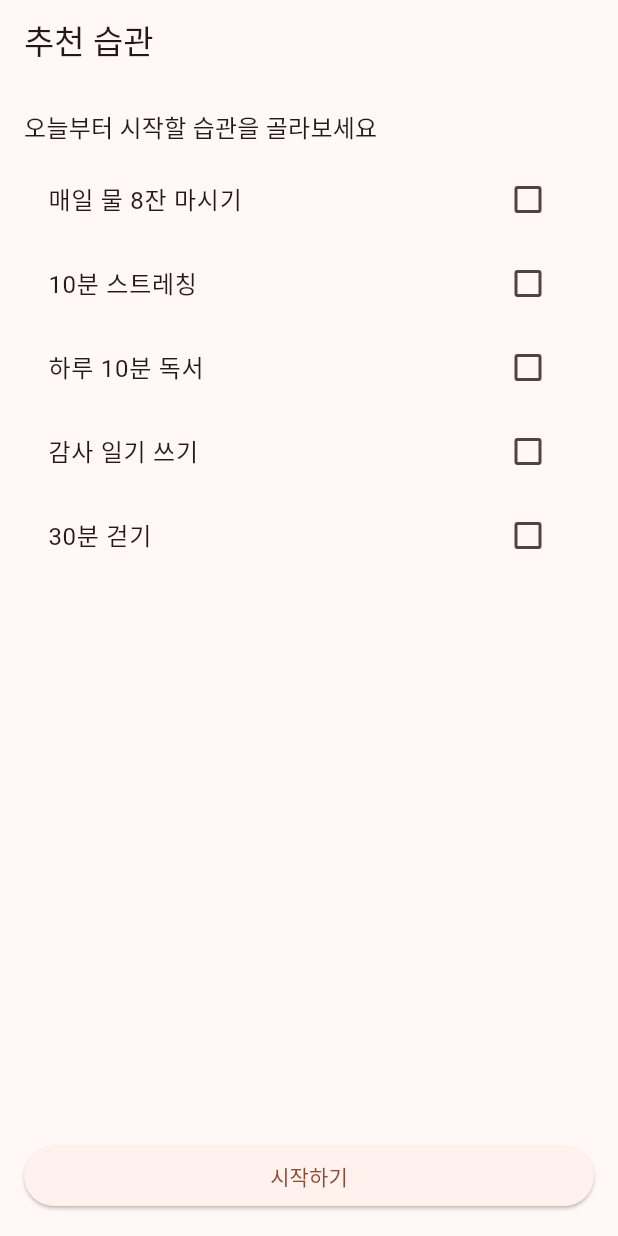
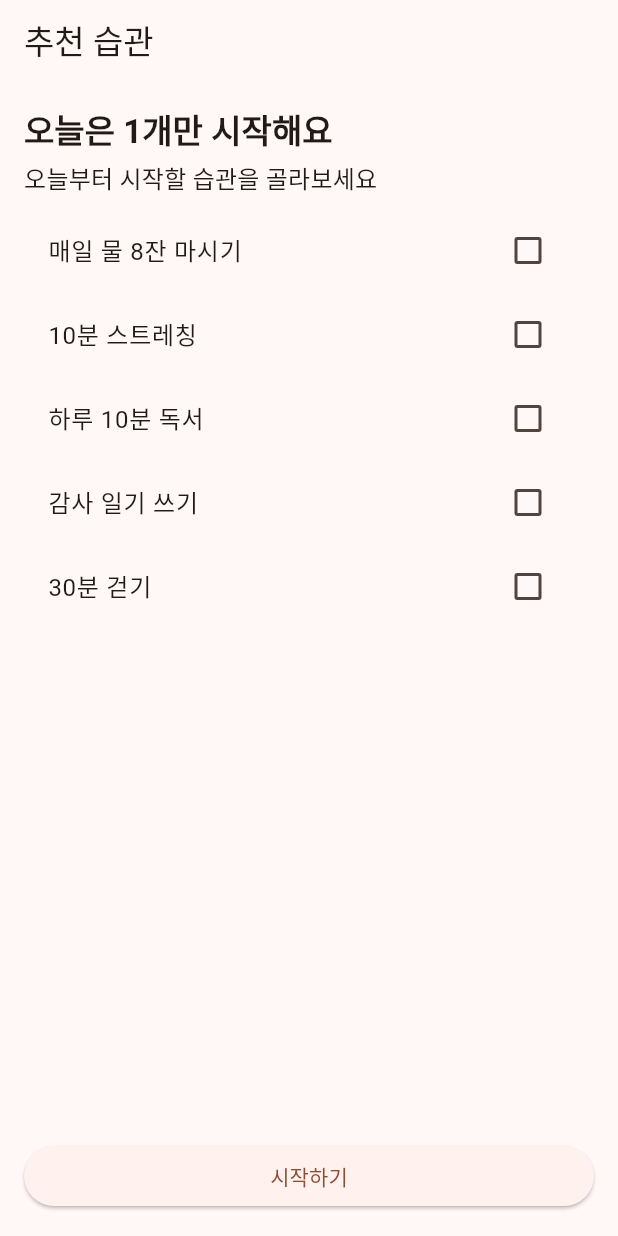
Before and after one commit to KevinTheRainmaker/habit_rabbit, a Flutter app: the HabitRecommendationScreen screen opened directly with empty values, on a phone screen of 412 x 824 dp. Run offline on Flutter 3.47's test engine with Material 3 defaults, Android fonts, the phone set to English and light mode, and no system bars; our stand-ins replace equatable, flutter_riverpod, hive, hive_flutter; accounts and stored records are empty.

Commit message:
feat: add '오늘은 1개만 시작해요' emphasis to HabitRecommendationScreen

```diff
--- a/lib/presentation/screens/habit_recommendation_screen.dart
+++ b/lib/presentation/screens/habit_recommendation_screen.dart
@@ -31,6 +31,11 @@ class _HabitRecommendationScreenState
         child: Column(
           crossAxisAlignment: CrossAxisAlignment.start,
           children: [
+            Text(
+              '오늘은 1개만 시작해요',
+              style: Theme.of(context).textTheme.titleLarge?.copyWith(fontWeight: FontWeight.bold),
+            ),
+            const SizedBox(height: 4),
             Text(
               '오늘부터 시작할 습관을 골라보세요',
               style: Theme.of(context).textTheme.titleMedium,
```
Also changed, not shown: 1 other file.
